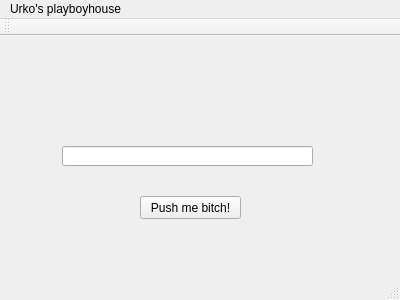
Before: the Qt Designer form penyamanager/mainwindow.ui in eguzki/penyamanager, drawn with Qt 5.
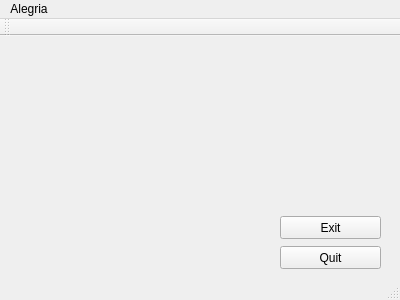
After: the same form once the commit is applied.

Commit message: switch between main and login window

Diff of the .ui file:
```diff
--- a/penyamanager/mainwindow.ui
+++ b/penyamanager/mainwindow.ui
@@ -14,27 +14,30 @@
    <string>MainWindow</string>
   </property>
   <widget class="QWidget" name="centralWidget">
-   <widget class="QLineEdit" name="lineEdit">
+   <widget class="QPushButton" name="exitButton">
     <property name="geometry">
      <rect>
-      <x>62</x>
-      <y>110</y>
-      <width>251</width>
-      <height>20</height>
+      <x>280</x>
+      <y>180</y>
+      <width>101</width>
+      <height>23</height>
      </rect>
     </property>
+    <property name="text">
+     <string>Exit</string>
+    </property>
    </widget>
    <widget class="QPushButton" name="pushButton">
     <property name="geometry">
      <rect>
-      <x>140</x>
-      <y>160</y>
+      <x>280</x>
+      <y>210</y>
       <width>101</width>
       <height>23</height>
      </rect>
     </property>
     <property name="text">
-     <string>Push me bitch!</string>
+     <string>Quit</string>
     </property>
    </widget>
   </widget>
@@ -44,12 +47,12 @@
      <x>0</x>
      <y>0</y>
      <width>400</width>
-     <height>21</height>
+     <height>25</height>
     </rect>
    </property>
    <widget class="QMenu" name="menuUrko_s_playboyhouse">
     <property name="title">
-     <string>Urko's playboyhouse</string>
+     <string>Alegria</string>
     </property>
    </widget>
    <addaction name="menuUrko_s_playboyhouse"/>
```
Left out of the diff: 2 changed lines with no effect on the pictures. The commit also changes 6 other files.
